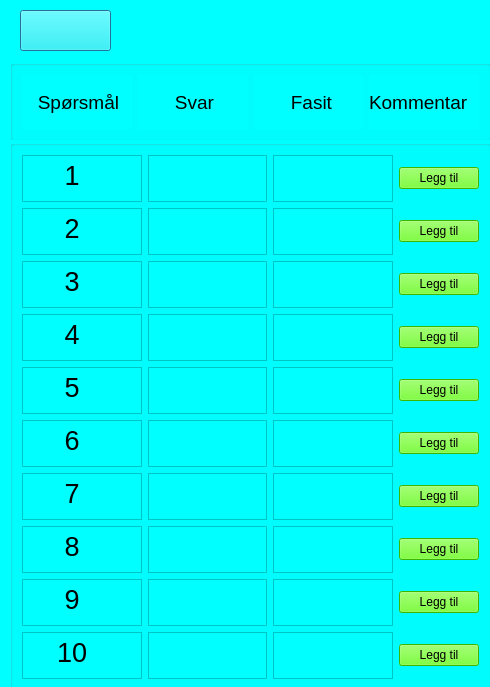
This is SKOGKK/KKOGSK/workerresultdialog.ui in Strauts/AppDeployment as Qt 5 draws it before an edit. The edited form follows.
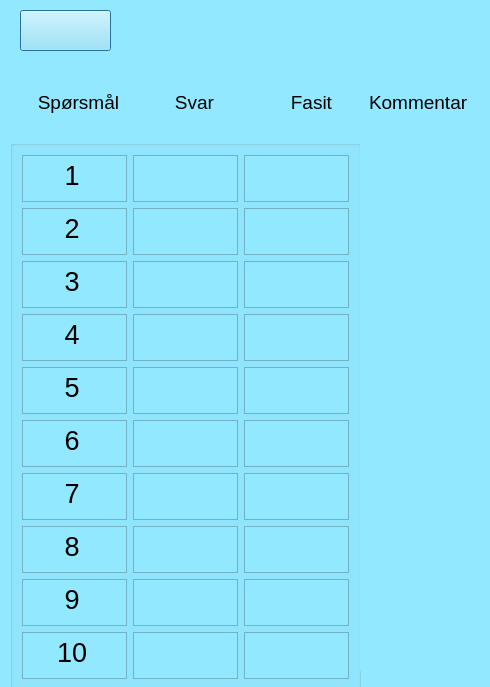
This is the edited form. Icons and pictures are not drawn.

Patch:
```diff
--- a/SKOGKK/KKOGSK/workerresultdialog.ui
+++ b/SKOGKK/KKOGSK/workerresultdialog.ui
@@ -14,7 +14,7 @@
    <string>Dialog</string>
   </property>
   <property name="styleSheet">
-   <string notr="true">background-color: rgb(0, 255, 255);</string>
+   <string notr="true">background-color: rgb(146, 232, 255);</string>
   </property>
   <widget class="QGroupBox" name="groupBox">
    <property name="geometry">
@@ -25,6 +25,9 @@
      <height>81</height>
     </rect>
    </property>
+   <property name="styleSheet">
+    <string notr="true">border:none;</string>
+   </property>
    <property name="title">
     <string/>
    </property>
@@ -112,7 +115,7 @@
     <rect>
      <x>10</x>
      <y>140</y>
-     <width>481</width>
+     <width>351</width>
      <height>551</height>
     </rect>
    </property>
@@ -320,115 +323,25 @@
     <item row="0" column="1">
      <widget class="QTextEdit" name="textEdit_Answer_1"/>
     </item>
-    <item row="0" column="3">
-     <widget class="QPushButton" name="pushButto_Comment_1">
-      <property name="styleSheet">
-       <string notr="true">color: rgb(0, 0, 0);
-background-color: rgb(85, 255, 0);</string>
-      </property>
-      <property name="text">
-       <string>Legg til</string>
-      </property>
-     </widget>
+    <item row="2" column="2">
+     <widget class="QTextEdit" name="textEdit_Fasit_3"/>
     </item>
-    <item row="1" column="3">
-     <widget class="QPushButton" name="pushButton_Comment_2">
+    <item row="9" column="0">
+     <widget class="QTextEdit" name="textEdit_Question_10">
       <property name="styleSheet">
-       <string notr="true">color: rgb(0, 0, 0);
-background-color: rgb(85, 255, 0);</string>
+       <string notr="true">color: rgb(0, 0, 0);</string>
       </property>
-      <property name="text">
-       <string>Legg til</string>
+      <property name="html">
+       <string>&lt;!DOCTYPE HTML PUBLIC &quot;-//W3C//DTD HTML 4.0//EN&quot; &quot;http://www.w3.org/TR/REC-html40/strict.dtd&quot;&gt;
+&lt;html&gt;&lt;head&gt;&lt;meta name=&quot;qrichtext&quot; content=&quot;1&quot; /&gt;&lt;style type=&quot;text/css&quot;&gt;
+p, li { white-space: pre-wrap; }
+&lt;/style&gt;&lt;/head&gt;&lt;body style=&quot; font-family:'MS Shell Dlg 2'; font-size:8.25pt; font-weight:400; font-style:normal;&quot;&gt;
+&lt;p style=&quot; margin-top:0px; margin-bottom:0px; margin-left:0px; margin-right:0px; -qt-block-indent:0; text-indent:0px;&quot;&gt;&lt;span style=&quot; font-size:20pt;&quot;&gt;    10&lt;/span&gt;&lt;/p&gt;&lt;/body&gt;&lt;/html&gt;</string>
       </property>
      </widget>
     </item>
-    <item row="2" column="3">
-     <widget class="QPushButton" name="pushButton_Comment_3">
-      <property name="styleSheet">
-       <string notr="true">color: rgb(0, 0, 0);
-background-color: rgb(85, 255, 0);</string>
-      </property>
-      <property name="text">
-       <string>Legg til</string>
-      </property>
-     </widget>
-    </item>
-    <item row="3" column="3">
-     <widget class="QPushButton" name="pushButton_Comment_4">
-      <property name="styleSheet">
-       <string notr="true">color: rgb(0, 0, 0);
-background-color: rgb(85, 255, 0);</string>
-      </property>
-      <property name="text">
-       <string>Legg til</string>
-      </property>
-     </widget>
-    </item>
-    <item row="4" column="3">
-     <widget class="QPushButton" name="pushButton_Comment_5">
-      <property name="styleSheet">
-       <string notr="true">color: rgb(0, 0, 0);
-background-color: rgb(85, 255, 0);</string>
-      </property>
-      <property name="text">
-       <string>Legg til</string>
-      </property>
-     </widget>
-    </item>
-    <item row="5" column="3">
-     <widget class="QPushButton" name="pushButton_Comment_6">
-      <property name="styleSheet">
-       <string notr="true">color: rgb(0, 0, 0);
-background-color: rgb(85, 255, 0);</string>
-      </property>
-      <property name="text">
-       <string>Legg til</string>
-      </property>
-     </widget>
-    </item>
-    <item row="6" column="3">
-     <widget class="QPushButton" name="pushButton_Comment_7">
-      <property name="styleSheet">
-       <string notr="true">color: rgb(0, 0, 0);
-background-color: rgb(85, 255, 0);</string>
-      </property>
-      <property name="text">
-       <string>Legg til</string>
-      </property>
-     </widget>
-    </item>
-    <item row="7" column="3">
-     <widget class="QPushButton" name="pushButton_Comment_8">
-      <property name="styleSheet">
-       <string notr="true">color: rgb(0, 0, 0);
-background-color: rgb(85, 255, 0);</string>
-      </property>
-      <property name="text">
-       <string>Legg til</string>
-      </property>
-     </widget>
-    </item>
-    <item row="8" column="3">
-     <widget class="QPushButton" name="pushButton_Comment_9">
-      <property name="styleSheet">
-       <string notr="true">color: rgb(0, 0, 0);
-background-color: rgb(85, 255, 0);</string>
-      </property>
-      <property name="text">
-       <string>Legg til</string>
-      </property>
-     </widget>
-    </item>
-    <item row="9" column="3">
-     <widget class="QPushButton" name="pushButton_Comment_10">
-      <property name="styleSheet">
-       <string notr="true">color: rgb(0, 0, 0);
-background-color: rgb(85, 255, 0);</string>
-      </property>
-      <property name="text">
-       <string>Legg til</string>
-      </property>
-     </widget>
+    <item row="4" column="1">
+     <widget class="QTextEdit" name="textEdit_Answer_5"/>
     </item>
    </layout>
   </widget>
@@ -454,6 +367,183 @@
     <string/>
    </property>
   </widget>
+  <widget class="QGroupBox" name="groupBox_3">
+   <property name="geometry">
+    <rect>
+     <x>360</x>
+     <y>140</y>
+     <width>121</width>
+     <height>531</height>
+    </rect>
+   </property>
+   <property name="styleSheet">
+    <string notr="true">border:none;
+</string>
+   </property>
+   <property name="title">
+    <string/>
+   </property>
+   <widget class="QPushButton" name="pushButto_Comment_1">
+    <property name="geometry">
+     <rect>
+      <x>10</x>
+      <y>30</y>
+      <width>91</width>
+      <height>45</height>
+     </rect>
+    </property>
+    <property name="styleSheet">
+     <string notr="true">border-image: url(:/Assets/Buttons/aapne_active.png);</string>
+    </property>
+    <property name="text">
+     <string/>
+    </property>
+   </widget>
+   <widget class="QPushButton" name="pushButton_Comment_2">
+    <property name="geometry">
+     <rect>
+      <x>10</x>
+      <y>80</y>
+      <width>91</width>
+      <height>45</height>
+     </rect>
+    </property>
+    <property name="styleSheet">
+     <string notr="true">border-image: url(:/Assets/Buttons/aapne_active.png);</string>
+    </property>
+    <property name="text">
+     <string/>
+    </property>
+   </widget>
+   <widget class="QPushButton" name="pushButton_Comment_3">
+    <property name="geometry">
+     <rect>
+      <x>10</x>
+      <y>130</y>
+      <width>90</width>
+      <height>45</height>
+     </rect>
+    </property>
+    <property name="styleSheet">
+     <string notr="true">border-image: url(:/Assets/Buttons/aapne_active.png);</string>
+    </property>
+    <property name="text">
+     <string/>
+    </property>
+   </widget>
+   <widget class="QPushButton" name="pushButton_Comment_4">
+    <property name="geometry">
+     <rect>
+      <x>10</x>
+      <y>180</y>
+      <width>91</width>
+      <height>45</height>
+     </rect>
+    </property>
+    <property name="styleSheet">
+     <string notr="true">border-image: url(:/Assets/Buttons/aapne_active.png);</string>
+    </property>
+    <property name="text">
+     <string/>
+    </property>
+   </widget>
+   <widget class="QPushButton" name="pushButton_Comment_5">
+    <property name="geometry">
+     <rect>
+      <x>10</x>
+      <y>230</y>
+      <width>91</width>
+      <height>45</height>
+     </rect>
+    </property>
+    <property name="styleSheet">
+     <string notr="true">border-image: url(:/Assets/Buttons/aapne_active.png);</string>
+    </property>
+    <property name="text">
+     <string/>
+    </property>
+   </widget>
+   <widget class="QPushButton" name="pushButton_Comment_6">
+    <property name="geometry">
+     <rect>
+      <x>10</x>
+      <y>280</y>
+      <width>91</width>
+      <height>41</height>
+     </rect>
+    </property>
+    <property name="styleSheet">
+     <string notr="true">border-image: url(:/Assets/Buttons/aapne_active.png);</string>
+    </property>
+    <property name="text">
+     <string/>
+    </property>
+   </widget>
+   <widget class="QPushButton" name="pushButton_Comment_7">
+    <property name="geometry">
+     <rect>
+      <x>10</x>
+      <y>330</y>
+      <width>91</width>
+      <height>45</height>
+     </rect>
+    </property>
+    <property name="styleSheet">
+     <string notr="true">border-image: url(:/Assets/Buttons/aapne_active.png);</string>
+    </property>
+    <property name="text">
+     <string/>
+    </property>
+   </widget>
+   <widget class="QPushButton" name="pushButton_Comment_8">
+    <property name="geometry">
+     <rect>
+      <x>10</x>
+      <y>380</y>
+      <width>91</width>
+      <height>45</height>
+     </rect>
+    </property>
+    <property name="styleSheet">
+     <string notr="true">border-image: url(:/Assets/Buttons/aapne_active.png);</string>
+    </property>
+    <property name="text">
+     <string/>
+    </property>
+   </widget>
+   <widget class="QPushButton" name="pushButton_Comment_9">
+    <property name="geometry">
+     <rect>
+      <x>10</x>
+      <y>430</y>
+      <width>91</width>
+      <height>45</height>
+     </rect>
+    </property>
+    <property name="styleSheet">
+     <string notr="true">border-image: url(:/Assets/Buttons/aapne_active.png);</string>
+    </property>
+    <property name="text">
+     <string/>
+    </property>
+   </widget>
+   <widget class="QPushButton" name="pushButton_Comment_10">
+    <property name="geometry">
+     <rect>
+      <x>10</x>
+      <y>480</y>
+      <width>91</width>
+      <height>45</height>
+     </rect>
+    </property>
+    <property name="styleSheet">
+     <string notr="true">border-image: url(:/Assets/Buttons/aapne_active.png);</string>
+    </property>
+    <property name="text">
+     <string/>
+    </property>
+   </widget>
+  </widget>
  </widget>
  <resources/>
  <connections/>
```
Left out of the diff: 192 changed lines with no effect on the pictures.
